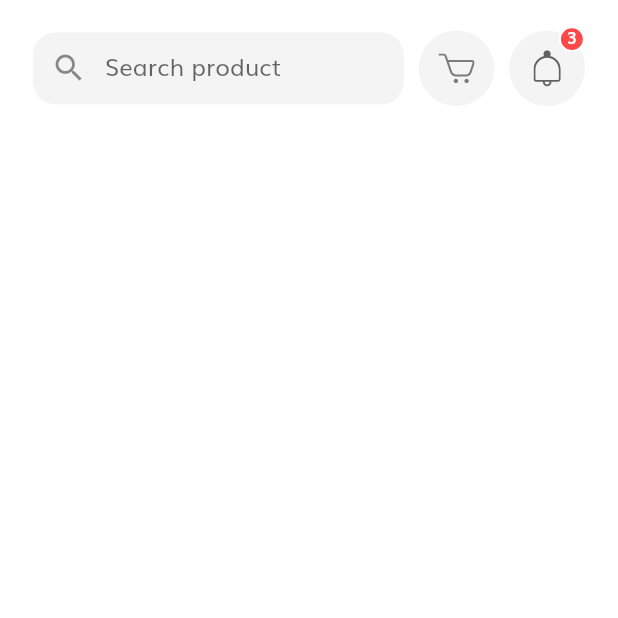
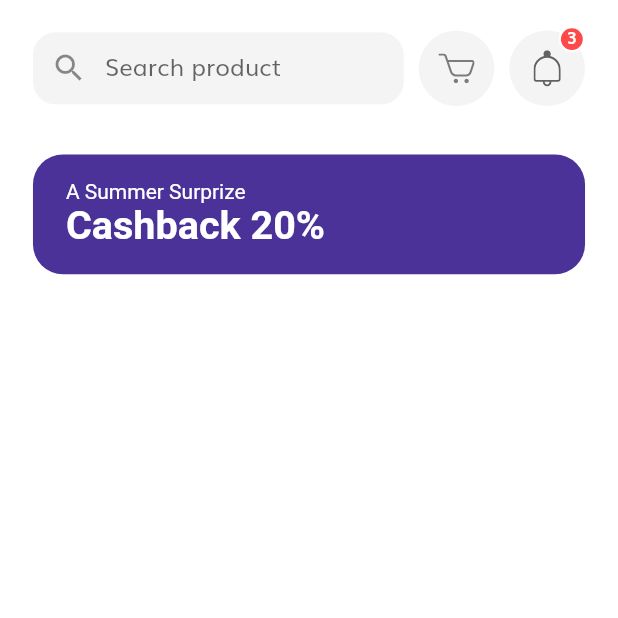
Before and after one commit to Yousuf7075/tokoto_ecom_ui, a Flutter app: the HomeScreen screen opened by its route, on a phone screen of 412 x 824 dp, the top half of it. Run offline on Flutter 3.47's test engine with Material 2 defaults, Android fonts, the phone set to English and light mode, and no system bars; our stand-ins replace flutter_svg.

Commit message:
completed discount banner

```diff
--- a/lib/screens/home/components/body.dart
+++ b/lib/screens/home/components/body.dart
@@ -1,5 +1,6 @@
 import 'package:flutter/cupertino.dart';
 import 'package:flutter/material.dart';
+import 'package:tokoto_ecom/screens/home/components/discount_banner.dart';
 import 'package:tokoto_ecom/size_config.dart';
 import 'home_header.dart';
 
@@ -12,6 +13,8 @@ class Body extends StatelessWidget {
             children: [
               SizedBox(height: getProportionateScreenHeight(20)),
               HomeHeader(),
+              SizedBox(height: getProportionateScreenHeight(10)),
+              DiscountBanner(),
             ],
           ),
         ),
--- /dev/null
+++ b/lib/screens/home/components/discount_banner.dart
@@ -0,0 +1,31 @@
+import 'package:flutter/cupertino.dart';
+import 'package:flutter/material.dart';
+
+import '../../../size_config.dart';
+
+class DiscountBanner extends StatelessWidget {
+  @override
+  Widget build(BuildContext context) {
+    return Container(
+      width: double.infinity,
+      margin: EdgeInsets.all(getProportionateScreenWidth(20)),
+      padding: EdgeInsets.symmetric(
+        horizontal: getProportionateScreenWidth(20),
+        vertical: getProportionateScreenWidth(15),
+      ),
+      decoration: BoxDecoration(
+        color: Color(0xFF4A3298),
+        borderRadius: BorderRadius.circular(20),
+      ),
+      child:
+          Text.rich(TextSpan(style: TextStyle(color: Colors.white), children: [
+        TextSpan(text: "A Summer Surprize\n"),
+        TextSpan(
+            text: "Cashback 20%",
+            style: TextStyle(
+                fontSize: getProportionateScreenWidth(24),
+                fontWeight: FontWeight.bold))
+      ])),
+    );
+  }
+}
```
